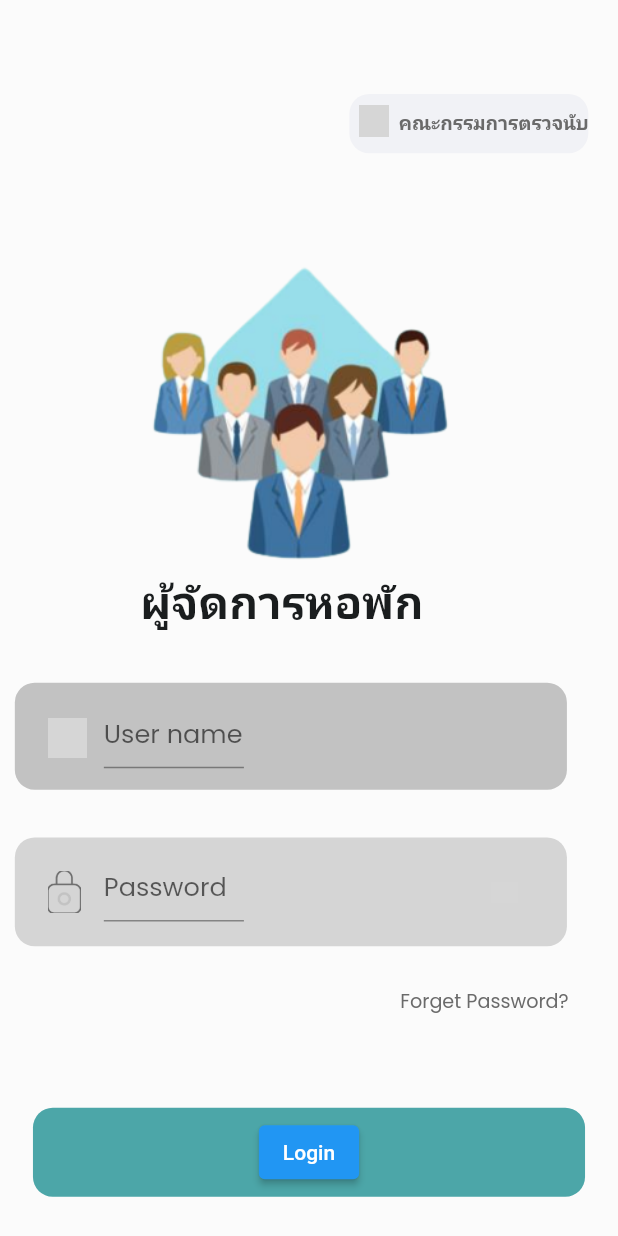
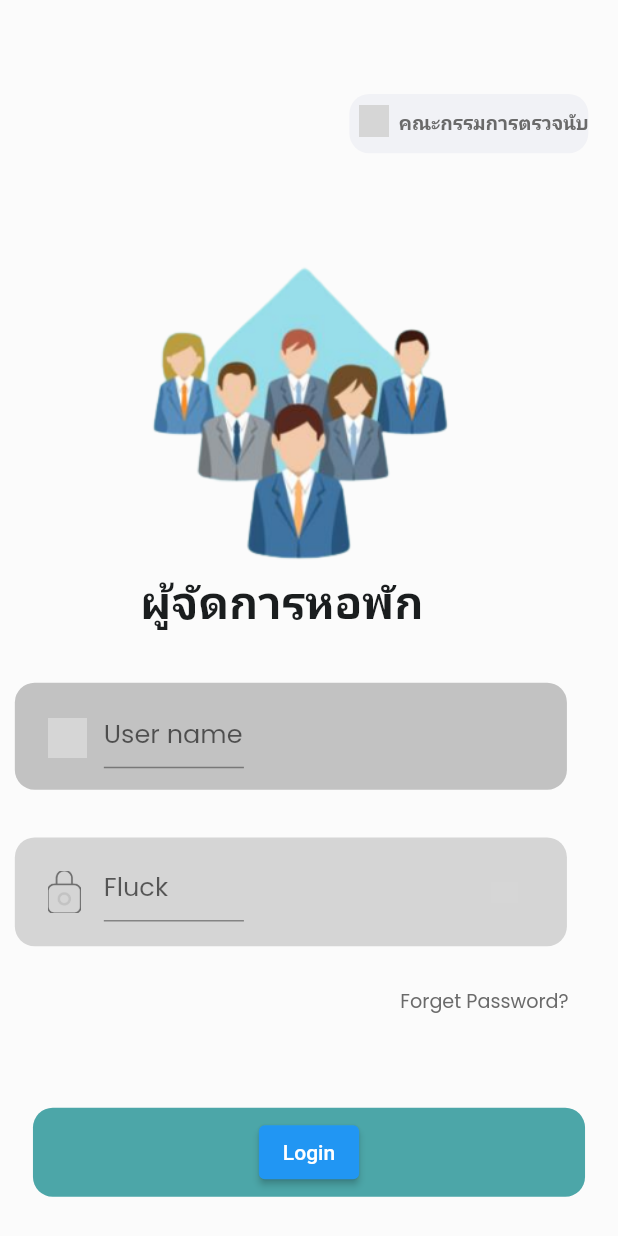
Before and after one commit to Kompatbeem/KompatXFlutter, a Flutter app: the screen it shows after launch, on a phone screen of 412 x 824 dp. Run offline on Flutter 3.47's test engine with Material 2 defaults, Android fonts, the light colour scheme and no system bars; our stand-ins replace google_fonts; grey boxes are pictures that could not be loaded.

Commit message:
replace password

```diff
--- a/lib/page-1/log-in-.dart
+++ b/lib/page-1/log-in-.dart
@@ -216,7 +216,7 @@ class Scene extends StatelessWidget {
                       child: TextFormField(
                         obscureText: true,
                         decoration: InputDecoration(
-                          hintText: 'Password',
+                          hintText: 'Fluck',
                         ),
                         onSaved: (var password) {
                           profile.password = password;
```
